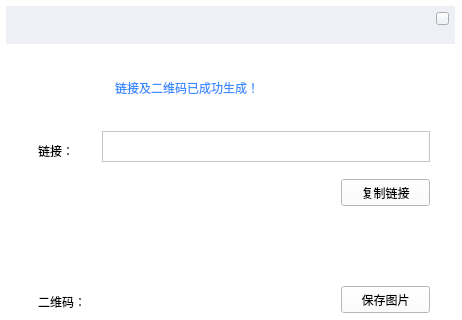
Before: the Qt Designer form groupsharedialog.ui in HustGw/CLLLLLLLSAFFFFFEWINN, drawn with Qt 5; both pictures show x 0 to 462 and y 0 to 320 of the 462 by 458 pixel window.
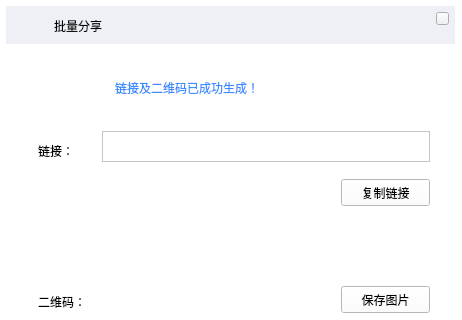
After: the same form once the commit is applied. Icons and pictures are not drawn.

Commit message: 批量下载弹框问题解决 新bug？（同时下载文件，并发解密文件）

Patch:
```diff
--- a/groupsharedialog.ui
+++ b/groupsharedialog.ui
@@ -203,6 +203,23 @@
     <string>链接：</string>
    </property>
   </widget>
+  <widget class="QLabel" name="label_9">
+   <property name="geometry">
+    <rect>
+     <x>54</x>
+     <y>18</y>
+     <width>100</width>
+     <height>15</height>
+    </rect>
+   </property>
+   <property name="styleSheet">
+    <string notr="true">font: 10pt &quot;Consolas&quot;;
+background-color: rgb(238, 240, 245);</string>
+   </property>
+   <property name="text">
+    <string>批量分享</string>
+   </property>
+  </widget>
   <zorder>label_6</zorder>
   <zorder>label_8</zorder>
   <zorder>label_4</zorder>
@@ -216,6 +233,7 @@
   <zorder>label_5</zorder>
   <zorder>label</zorder>
   <zorder>textEdit</zorder>
+  <zorder>label_9</zorder>
  </widget>
  <resources/>
  <connections/>
```
The commit also changes 13 other files.
